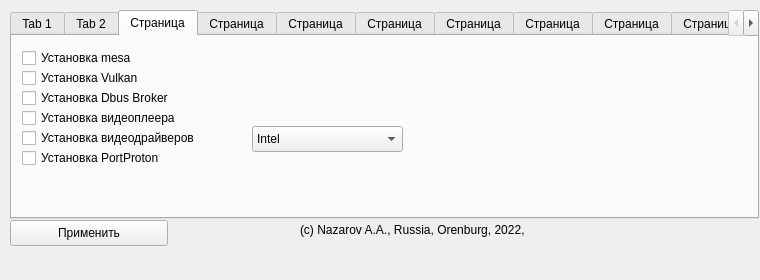
Above: mainwindow.ui from ArtNazarov/arch-post-installer before the change. Below: the same form after it.
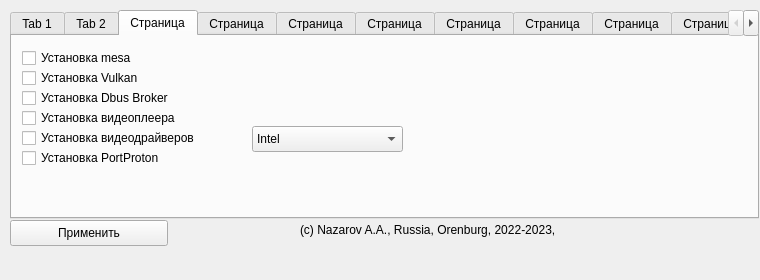
That is the form after the change.

The edit to the form file:
```diff
--- a/mainwindow.ui
+++ b/mainwindow.ui
@@ -45,7 +45,7 @@
      </rect>
     </property>
     <property name="text">
-     <string>(c) Nazarov A.A., Russia, Orenburg, 2022, &lt;artem@nazarow.ru&gt;</string>
+     <string>(c) Nazarov A.A., Russia, Orenburg, 2022-2023, &lt;artem@nazarow.ru&gt;</string>
     </property>
    </widget>
    <widget class="QPushButton" name="pushButton">
```
